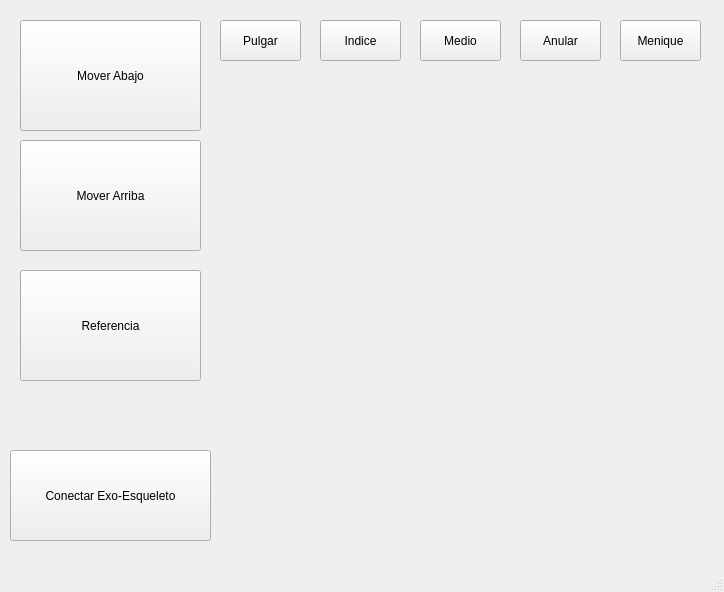
Qt form programacion/pythongui/exoesqueleto.ui (lrolomeli/exoesqueleto-mano) before a commit.
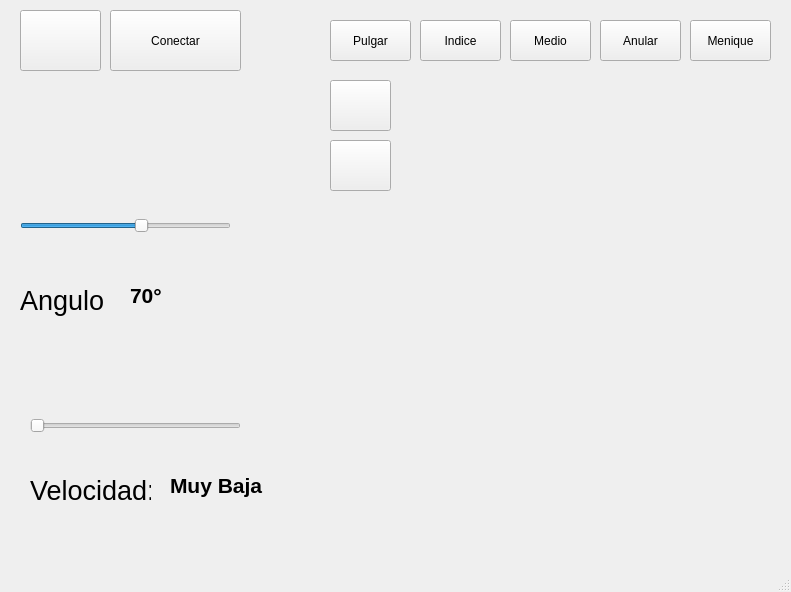
The same form after that commit. Icons and pictures are not drawn.

Commit message: funcionalidad de angulo y velocidad implementada

Patch:
```diff
--- a/programacion/pythongui/exoesqueleto.ui
+++ b/programacion/pythongui/exoesqueleto.ui
@@ -6,7 +6,7 @@
    <rect>
     <x>0</x>
     <y>0</y>
-    <width>724</width>
+    <width>791</width>
     <height>592</height>
    </rect>
   </property>
@@ -17,14 +17,14 @@
    <widget class="QPushButton" name="mvdwn_bt">
     <property name="geometry">
      <rect>
-      <x>20</x>
-      <y>20</y>
-      <width>181</width>
-      <height>111</height>
+      <x>330</x>
+      <y>140</y>
+      <width>61</width>
+      <height>51</height>
      </rect>
     </property>
     <property name="text">
-     <string>Mover Abajo</string>
+     <string/>
     </property>
     <property name="icon">
      <iconset>
@@ -40,14 +40,14 @@
    <widget class="QPushButton" name="mvup_bt">
     <property name="geometry">
      <rect>
-      <x>20</x>
-      <y>140</y>
-      <width>181</width>
-      <height>111</height>
+      <x>330</x>
+      <y>80</y>
+      <width>61</width>
+      <height>51</height>
      </rect>
     </property>
     <property name="text">
-     <string>Mover Arriba</string>
+     <string/>
     </property>
     <property name="icon">
      <iconset>
@@ -63,7 +63,7 @@
    <widget class="QPushButton" name="thumb_bt">
     <property name="geometry">
      <rect>
-      <x>220</x>
+      <x>330</x>
       <y>20</y>
       <width>81</width>
       <height>41</height>
@@ -82,7 +82,7 @@
    <widget class="QPushButton" name="indx_bt">
     <property name="geometry">
      <rect>
-      <x>320</x>
+      <x>420</x>
       <y>20</y>
       <width>81</width>
       <height>41</height>
@@ -102,13 +102,13 @@
     <property name="geometry">
      <rect>
       <x>20</x>
-      <y>270</y>
-      <width>181</width>
-      <height>111</height>
+      <y>10</y>
+      <width>81</width>
+      <height>61</height>
      </rect>
     </property>
     <property name="text">
-     <string>Referencia</string>
+     <string/>
     </property>
     <property name="icon">
      <iconset>
@@ -124,14 +124,14 @@
    <widget class="QPushButton" name="bluetooth_bt">
     <property name="geometry">
      <rect>
-      <x>10</x>
-      <y>450</y>
-      <width>201</width>
-      <height>91</height>
+      <x>110</x>
+      <y>10</y>
+      <width>131</width>
+      <height>61</height>
      </rect>
     </property>
     <property name="text">
-     <string>Conectar Exo-Esqueleto</string>
+     <string>Conectar</string>
     </property>
     <property name="icon">
      <iconset>
@@ -147,7 +147,7 @@
    <widget class="QPushButton" name="middle_bt">
     <property name="geometry">
      <rect>
-      <x>420</x>
+      <x>510</x>
       <y>20</y>
       <width>81</width>
       <height>41</height>
@@ -166,7 +166,7 @@
    <widget class="QPushButton" name="ring_bt">
     <property name="geometry">
      <rect>
-      <x>520</x>
+      <x>600</x>
       <y>20</y>
       <width>81</width>
       <height>41</height>
@@ -185,7 +185,7 @@
    <widget class="QPushButton" name="little_bt">
     <property name="geometry">
      <rect>
-      <x>620</x>
+      <x>690</x>
       <y>20</y>
       <width>81</width>
       <height>41</height>
@@ -204,8 +204,8 @@
    <widget class="QLabel" name="label_hand">
     <property name="geometry">
      <rect>
-      <x>300</x>
-      <y>150</y>
+      <x>450</x>
+      <y>140</y>
       <width>301</width>
       <height>401</height>
      </rect>
@@ -223,27 +223,27 @@
    <widget class="QLabel" name="label_thumb">
     <property name="geometry">
      <rect>
-      <x>290</x>
-      <y>180</y>
-      <width>31</width>
-      <height>51</height>
-     </rect>
-    </property>
-    <property name="text">
-     <string/>
-    </property>
-    <property name="pixmap">
-     <pixmap>fire.png</pixmap>
-    </property>
-    <property name="scaledContents">
-     <bool>true</bool>
-    </property>
-   </widget>
-   <widget class="QLabel" name="label_index">
-    <property name="geometry">
-     <rect>
       <x>440</x>
-      <y>90</y>
+      <y>160</y>
+      <width>31</width>
+      <height>51</height>
+     </rect>
+    </property>
+    <property name="text">
+     <string/>
+    </property>
+    <property name="pixmap">
+     <pixmap>fire.png</pixmap>
+    </property>
+    <property name="scaledContents">
+     <bool>true</bool>
+    </property>
+   </widget>
+   <widget class="QLabel" name="label_index">
+    <property name="geometry">
+     <rect>
+      <x>590</x>
+      <y>80</y>
       <width>31</width>
       <height>51</height>
      </rect>
@@ -261,8 +261,8 @@
    <widget class="QLabel" name="label_middle">
     <property name="geometry">
      <rect>
-      <x>520</x>
-      <y>110</y>
+      <x>660</x>
+      <y>90</y>
       <width>31</width>
       <height>51</height>
      </rect>
@@ -280,8 +280,8 @@
    <widget class="QLabel" name="label_ring">
     <property name="geometry">
      <rect>
-      <x>560</x>
-      <y>140</y>
+      <x>710</x>
+      <y>120</y>
       <width>31</width>
       <height>51</height>
      </rect>
@@ -299,20 +299,141 @@
    <widget class="QLabel" name="label_little">
     <property name="geometry">
      <rect>
-      <x>590</x>
+      <x>740</x>
+      <y>180</y>
+      <width>31</width>
+      <height>51</height>
+     </rect>
+    </property>
+    <property name="text">
+     <string/>
+    </property>
+    <property name="pixmap">
+     <pixmap>fire.png</pixmap>
+    </property>
+    <property name="scaledContents">
+     <bool>true</bool>
+    </property>
+   </widget>
+   <widget class="QSlider" name="speed_slider">
+    <property name="geometry">
+     <rect>
+      <x>30</x>
+      <y>400</y>
+      <width>211</width>
+      <height>51</height>
+     </rect>
+    </property>
+    <property name="minimum">
+     <number>1</number>
+    </property>
+    <property name="maximum">
+     <number>5</number>
+    </property>
+    <property name="pageStep">
+     <number>1</number>
+    </property>
+    <property name="orientation">
+     <enum>Qt::Horizontal</enum>
+    </property>
+   </widget>
+   <widget class="QLabel" name="label">
+    <property name="geometry">
+     <rect>
+      <x>30</x>
+      <y>470</y>
+      <width>121</width>
+      <height>41</height>
+     </rect>
+    </property>
+    <property name="font">
+     <font>
+      <pointsize>20</pointsize>
+     </font>
+    </property>
+    <property name="text">
+     <string>Velocidad:</string>
+    </property>
+   </widget>
+   <widget class="QLabel" name="speed_label">
+    <property name="geometry">
+     <rect>
+      <x>170</x>
+      <y>470</y>
+      <width>201</width>
+      <height>31</height>
+     </rect>
+    </property>
+    <property name="font">
+     <font>
+      <pointsize>16</pointsize>
+      <bold>true</bold>
+     </font>
+    </property>
+    <property name="text">
+     <string>Muy Baja</string>
+    </property>
+   </widget>
+   <widget class="QSlider" name="angle_slider">
+    <property name="geometry">
+     <rect>
+      <x>20</x>
       <y>200</y>
-      <width>31</width>
+      <width>211</width>
       <height>51</height>
      </rect>
     </property>
+    <property name="minimum">
+     <number>0</number>
+    </property>
+    <property name="maximum">
+     <number>120</number>
+    </property>
+    <property name="pageStep">
+     <number>10</number>
+    </property>
+    <property name="sliderPosition">
+     <number>70</number>
+    </property>
+    <property name="orientation">
+     <enum>Qt::Horizontal</enum>
+    </property>
+   </widget>
+   <widget class="QLabel" name="label_3">
+    <property name="geometry">
+     <rect>
+      <x>20</x>
+      <y>280</y>
+      <width>121</width>
+      <height>41</height>
+     </rect>
+    </property>
+    <property name="font">
+     <font>
+      <pointsize>20</pointsize>
+     </font>
+    </property>
     <property name="text">
-     <string/>
+     <string>Angulo</string>
     </property>
-    <property name="pixmap">
-     <pixmap>fire.png</pixmap>
+   </widget>
+   <widget class="QLabel" name="angle_label">
+    <property name="geometry">
+     <rect>
+      <x>130</x>
+      <y>280</y>
+      <width>201</width>
+      <height>31</height>
+     </rect>
     </property>
-    <property name="scaledContents">
-     <bool>true</bool>
+    <property name="font">
+     <font>
+      <pointsize>16</pointsize>
+      <bold>true</bold>
+     </font>
+    </property>
+    <property name="text">
+     <string>70°</string>
     </property>
    </widget>
   </widget>
```
Left out of the diff: 2 changed lines with no effect on the pictures. The commit also changes 3 other files.
